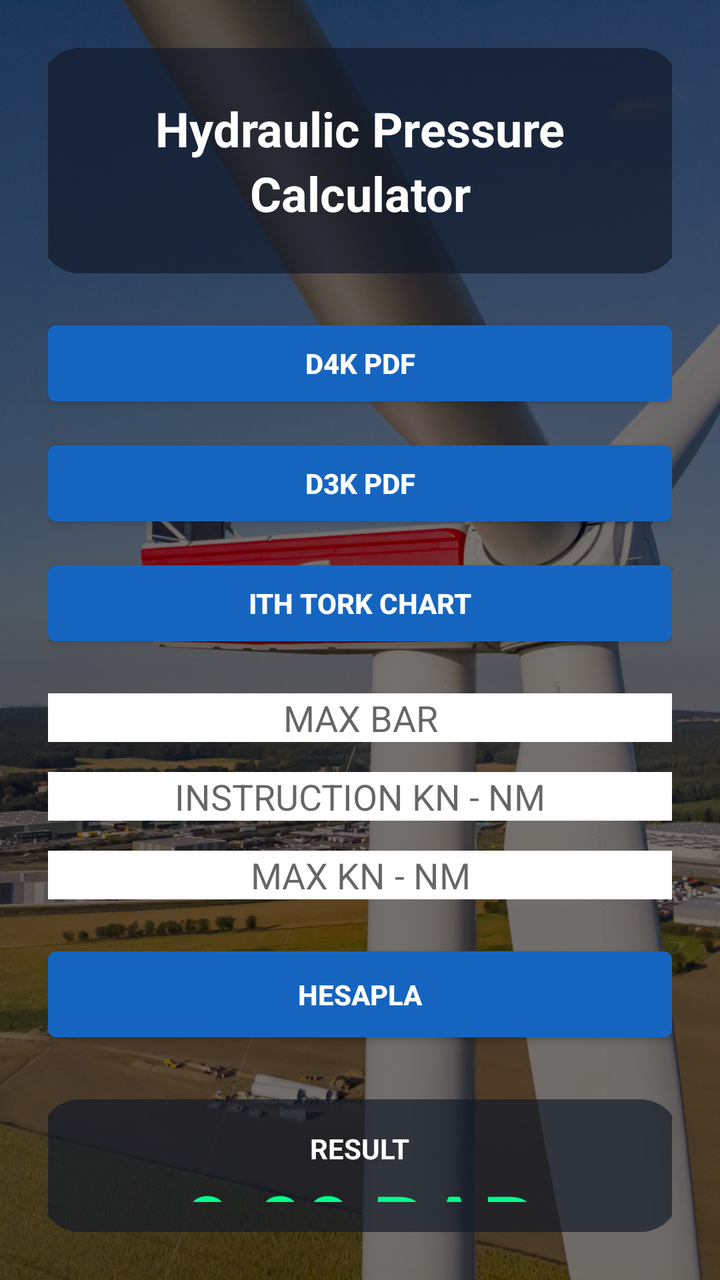
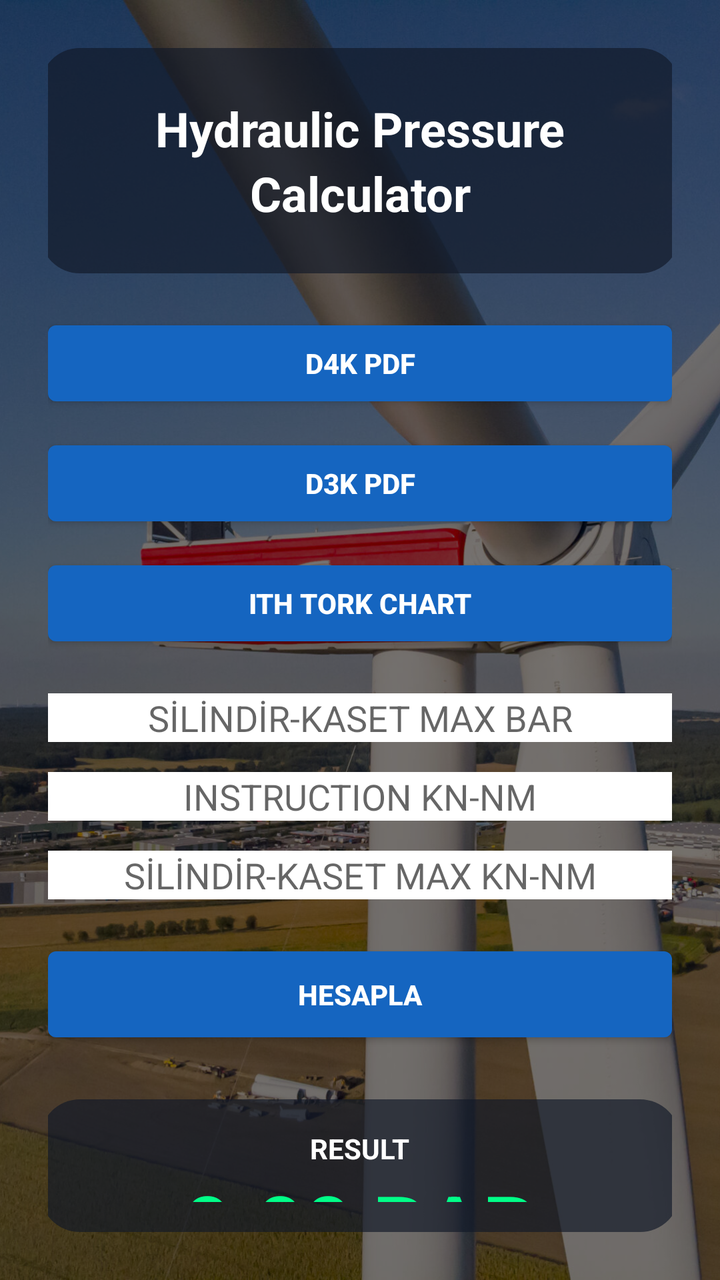

Screens rendered from an Android XML layout before and after an edit, with the pre-edit source and the edit as a unified diff.
<!-- AndroidManifest.xml: application theme android:Theme.DeviceDefault.Light.NoActionBar -->
<!-- res/layout/activity_main.xml -->
<?xml version="1.0" encoding="utf-8"?>
<FrameLayout
    xmlns:android="http://schemas.android.com/apk/res/android"
    android:layout_width="match_parent"
    android:layout_height="match_parent">

    <ImageView
        android:layout_width="match_parent"
        android:layout_height="match_parent"
        android:scaleType="centerCrop"
        android:src="@drawable/wind_turbine" />

    <LinearLayout
        android:layout_width="match_parent"
        android:layout_height="match_parent"
        android:orientation="vertical"
        android:gravity="center"
        android:background="#88000000"
        android:padding="24dp">

        <LinearLayout
            android:layout_width="320dp"
            android:layout_height="wrap_content"
            android:orientation="vertical"
            android:gravity="center_horizontal"
            android:background="@drawable/header_card"
            android:padding="24dp"
            android:layout_marginBottom="20dp">

            <TextView
                android:layout_width="match_parent"
                android:layout_height="wrap_content"
                android:text="Hydraulic Pressure&#10;Calculator"
                android:textColor="#FFFFFF"
                android:textSize="24sp"
                android:textStyle="bold"
                android:gravity="center"
                android:textAlignment="center"
                android:lineSpacingExtra="4dp"/>

        </LinearLayout>

        <LinearLayout
            android:layout_width="320dp"
            android:layout_height="wrap_content"
            android:orientation="vertical"
            android:layout_marginBottom="20dp">

            <Button
                android:id="@+id/openD4K"
                android:layout_width="match_parent"
                android:layout_height="50dp"
                android:text="D4K PDF"
                android:textStyle="bold"
                android:textColor="#FFFFFF"
                android:backgroundTint="#1565C0"/>

            <Button
                android:id="@+id/openD3K"
                android:layout_width="match_parent"
                android:layout_height="50dp"
                android:layout_marginTop="10dp"
                android:text="D3K PDF"
                android:textStyle="bold"
                android:textColor="#FFFFFF"
                android:backgroundTint="#1565C0"/>

            <Button
                android:id="@+id/openITH"
                android:layout_width="match_parent"
                android:layout_height="50dp"
                android:layout_marginTop="10dp"
                android:text="ITH TORK CHART"
                android:textStyle="bold"
                android:textColor="#FFFFFF"
                android:backgroundTint="#1565C0"/>

        </LinearLayout>

        <EditText
            android:id="@+id/maxBar"
            android:layout_width="320dp"
            android:layout_height="wrap_content"
            android:hint="MAX BAR"
            android:background="#FFFFFF"
            android:gravity="center"
            android:inputType="numberDecimal"/>

        <EditText
            android:id="@+id/instruction"
            android:layout_width="320dp"
            android:layout_height="wrap_content"
            android:layout_marginTop="15dp"
            android:hint="INSTRUCTION KN - NM"
            android:background="#FFFFFF"
            android:gravity="center"
            android:inputType="numberDecimal"/>

        <EditText
            android:id="@+id/maxKn"
            android:layout_width="320dp"
            android:layout_height="wrap_content"
            android:layout_marginTop="15dp"
            android:hint="MAX KN - NM"
            android:background="#FFFFFF"
            android:gravity="center"
            android:inputType="numberDecimal"/>

        <Button
            android:id="@+id/calculate"
            android:layout_width="320dp"
            android:layout_height="55dp"
            android:layout_marginTop="20dp"
            android:text="HESAPLA"
            android:textStyle="bold"
            android:textColor="#FFFFFF"
            android:backgroundTint="#1565C0"/>

        <LinearLayout
            android:layout_width="320dp"
            android:layout_height="wrap_content"
            android:gravity="center"
            android:orientation="vertical"
            android:padding="15dp"
            android:layout_marginTop="25dp"
            android:background="@drawable/header_card">

            <TextView
                android:layout_width="wrap_content"
                android:layout_height="wrap_content"
                android:text="RESULT"
                android:textColor="#FFFFFF"
                android:textStyle="bold"/>

            <TextView
                android:id="@+id/result"
                android:layout_width="wrap_content"
                android:layout_height="wrap_content"
                android:text="0.00 BAR"
                android:textColor="#00FF88"
                android:textSize="42sp"
                android:textStyle="bold"/>

        </LinearLayout>

    </LinearLayout>

</FrameLayout>
<!-- resources referenced by this layout -->
<resources>
  <!-- drawable header_card (drawable) -->
  <?xml version="1.0" encoding="utf-8"?>
  <shape xmlns:android="http://schemas.android.com/apk/res/android">
  
      <solid android:color="#AA111827" />
  
      <corners
          android:radius="20dp" />
  
  </shape>
  <!-- drawable wind_turbine: jpg bitmap (drawable, 630288 bytes) -->
</resources>

<!-- the commit's change to res/layout/activity_main.xml (unified diff, before → after) -->
@@ -30,13 +30,13 @@
             <TextView
                 android:layout_width="match_parent"
                 android:layout_height="wrap_content"
-                android:text="Hydraulic Pressure&#10;Calculator"
+                android:text="Hydraulic Pressure Calculator"
                 android:textColor="#FFFFFF"
                 android:textSize="24sp"
                 android:textStyle="bold"
                 android:gravity="center"
                 android:textAlignment="center"
-                android:lineSpacingExtra="4dp"/>
+                android:lineSpacingExtra="4dp" />
 
         </LinearLayout>
 
@@ -53,7 +53,7 @@
                 android:text="D4K PDF"
                 android:textStyle="bold"
                 android:textColor="#FFFFFF"
-                android:backgroundTint="#1565C0"/>
+                android:backgroundTint="#1565C0" />
 
             <Button
                 android:id="@+id/openD3K"
@@ -63,7 +63,7 @@
                 android:text="D3K PDF"
                 android:textStyle="bold"
                 android:textColor="#FFFFFF"
-                android:backgroundTint="#1565C0"/>
+                android:backgroundTint="#1565C0" />
 
             <Button
                 android:id="@+id/openITH"
@@ -73,7 +73,7 @@
                 android:text="ITH TORK CHART"
                 android:textStyle="bold"
                 android:textColor="#FFFFFF"
-                android:backgroundTint="#1565C0"/>
+                android:backgroundTint="#1565C0" />
 
         </LinearLayout>
 
@@ -81,30 +81,30 @@
             android:id="@+id/maxBar"
             android:layout_width="320dp"
             android:layout_height="wrap_content"
-            android:hint="MAX BAR"
+            android:hint="SİLİNDİR-KASET MAX BAR"
             android:background="#FFFFFF"
             android:gravity="center"
-            android:inputType="numberDecimal"/>
+            android:inputType="numberDecimal" />
 
         <EditText
             android:id="@+id/instruction"
             android:layout_width="320dp"
             android:layout_height="wrap_content"
             android:layout_marginTop="15dp"
-            android:hint="INSTRUCTION KN - NM"
+            android:hint="INSTRUCTION KN-NM"
             android:background="#FFFFFF"
             android:gravity="center"
-            android:inputType="numberDecimal"/>
+            android:inputType="numberDecimal" />
 
         <EditText
             android:id="@+id/maxKn"
             android:layout_width="320dp"
             android:layout_height="wrap_content"
             android:layout_marginTop="15dp"
-            android:hint="MAX KN - NM"
+            android:hint="SİLİNDİR-KASET MAX KN-NM"
             android:background="#FFFFFF"
             android:gravity="center"
-            android:inputType="numberDecimal"/>
+            android:inputType="numberDecimal" />
 
         <Button
             android:id="@+id/calculate"
@@ -114,7 +114,7 @@
             android:text="HESAPLA"
             android:textStyle="bold"
             android:textColor="#FFFFFF"
-            android:backgroundTint="#1565C0"/>
+            android:backgroundTint="#1565C0" />
 
         <LinearLayout
             android:layout_width="320dp"
@@ -130,7 +130,7 @@
                 android:layout_height="wrap_content"
                 android:text="RESULT"
                 android:textColor="#FFFFFF"
-                android:textStyle="bold"/>
+                android:textStyle="bold" />
 
             <TextView
                 android:id="@+id/result"
@@ -139,7 +139,7 @@
                 android:text="0.00 BAR"
                 android:textColor="#00FF88"
                 android:textSize="42sp"
-                android:textStyle="bold"/>
+                android:textStyle="bold" />
 
         </LinearLayout>
 
